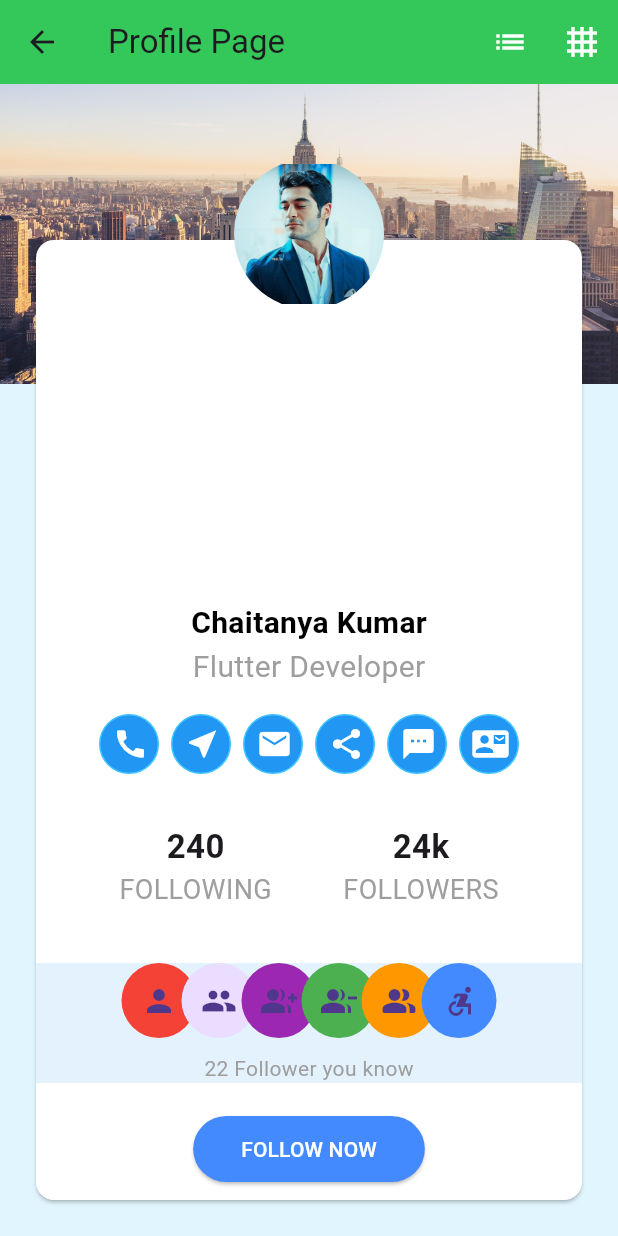
After one commit to chaitanya-kumar-dewangan/third-flutter, a Flutter app: the screen it shows after launch, after a tap on "View Profile Detail", on a phone screen of 412 x 824 dp. The commit adds this screen. Run offline on Flutter 3.47's test engine with Material 3 defaults, Android fonts, the phone set to English and light mode, and no system bars.

Commit message:
Material Navigation

```diff
--- /dev/null
+++ b/lib/HomePage.dart
@@ -0,0 +1,28 @@
+import 'package:flutter/material.dart';
+import 'package:third/Profile.dart';
+
+class HomePage extends StatelessWidget {
+  const HomePage({super.key});
+
+  @override
+  Widget build(BuildContext context) {
+    return Scaffold(
+      appBar: AppBar(
+        title: Text('Home Page'),
+      ),
+      body: Center(
+        child: Column(
+          mainAxisSize: MainAxisSize.min,
+          children: [
+            ElevatedButton(
+                onPressed: () {
+                  Navigator.push(context,
+                      MaterialPageRoute(builder: (context) => Profile()),);
+                },
+                child: Text('View Profile Detail'))
+          ],
+        ),
+      ),
+    );
+  }
+}
--- /dev/null
+++ b/lib/Profile.dart
@@ -0,0 +1,297 @@
+
+import 'package:flutter/cupertino.dart';
+import 'package:flutter/material.dart';
+import 'package:third/GridViewExample.dart';
+import 'package:third/list_view_example.dart';
+
+class Profile extends StatelessWidget {
+  const Profile({super.key});
+
+  @override
+  Widget build(BuildContext context) {
+    return Scaffold(
+      appBar: AppBar(title: Text('Profile Page'),
+        backgroundColor: CupertinoColors.activeGreen,
+        actions: [
+          // IconButton(icon: Icon(Icons.home, color: Colors.white,), onPressed: (){
+          //   Navigator.push(context,
+          //     MaterialPageRoute(builder: (context) => HomePage()),);
+          // },),
+          IconButton(
+            icon: Icon(Icons.list, color: Colors.white),
+            onPressed: () {
+              Navigator.push(context,
+                MaterialPageRoute(builder: (context) => ListViewExample()),);
+            },
+          ),
+
+          IconButton(
+            icon: Icon(Icons.grid_4x4, color: Colors.white),
+            onPressed: () {
+             Navigator.push(context, MaterialPageRoute(builder: (context)=> GridViewExample()));
+            },
+          ),
+
+        ],
+      ),
+      backgroundColor: Colors.lightBlue.shade50,
+      body: Stack(
+        children: [
+          backgroundSection(),
+          floatingcard(),
+        ],
+      ),
+    );
+  }
+
+  Stack floatingcard() {
+
+    return Stack(
+      alignment: Alignment.topCenter,
+      children: [
+        Positioned(
+          left: 20,
+          right: 20,
+          bottom: 20,
+          top: 100,
+          child: Card(
+
+            shape: RoundedRectangleBorder(
+                borderRadius: BorderRadius.circular(12.0)),
+            color: Colors.white,
+            child: Column(
+              mainAxisAlignment: MainAxisAlignment.start,
+              children: [
+                const Expanded(child: SizedBox()),
+                Text(
+                  'Chaitanya Kumar',
+                  style: TextStyle(
+                      color: Colors.black,
+                      fontSize: 20,
+                      fontWeight: FontWeight.bold),
+                ),
+                const Text(
+                  'Flutter Developer',
+                  style: TextStyle(fontSize: 20, color: Colors.grey),
+                ),
+                mediaButtonSection(),
+                socialMedia(),
+                const FollowersSection(),
+                ElevatedButton(
+                  style: ElevatedButton.styleFrom(
+                      backgroundColor: Colors.blueAccent,
+                      padding: const EdgeInsets.symmetric(
+                        horizontal: 32.0,
+                        vertical: 12.0,
+                      ),
+                      shape: RoundedRectangleBorder(
+                          borderRadius: BorderRadius.circular(24.0))),
+                  onPressed: () {},
+                  child: const Text('FOLLOW NOW', style: TextStyle(color: Colors.white),),
+                ),
+                const SizedBox(
+                  height: 10,
+                )
+              ],
+            ),
+          ),
+        ),
+        roundProfile(),
+      ],
+    );
+  }
+
+  Positioned roundProfile() {
+    return Positioned(
+      left: 0,
+      right: 0,
+      top: 50,
+      child: Center(
+        child: Container(
+          child: ClipRRect(
+            borderRadius: BorderRadius.circular(50),
+            child: Image.asset(
+              'assets/images/profile.jpg',
+              width: 100,
+              height: 100,
+            ),
+          ),
+        ),
+      ),
+    );
+  }
+
+  Padding socialMedia() {
+    return Padding(
+        padding: EdgeInsets.symmetric(horizontal: 8.0, vertical: 16.0),
+        child: Row(mainAxisAlignment: MainAxisAlignment.spaceEvenly, children: [
+          Column(
+            children: [
+              Text(
+                '240',
+                style: TextStyle(fontSize: 22, fontWeight: FontWeight.bold),
+              ),
+              Text(
+                'FOLLOWING',
+                style: TextStyle(fontSize: 18, color: Colors.grey),
+              )
+            ],
+          ),
+          Column(
+            children: [
+              Text(
+                '24k',
+                style: TextStyle(fontSize: 22, fontWeight: FontWeight.bold),
+              ),
+              Text(
+                'FOLLOWERS',
+                style: TextStyle(fontSize: 18, color: Colors.grey),
+              )
+            ],
+          )
+        ]));
+  }
+
+  Padding mediaButtonSection() {
+    return Padding(
+        padding: EdgeInsets.all(12.0),
+        child: Row(
+          mainAxisAlignment: MainAxisAlignment.center,
+          children: [
+            SocialMediaButon(
+              filled: true,
+              icon: Icons.call,
+            ),
+            SocialMediaButon(
+              filled: true,
+              icon: Icons.near_me,
+            ),
+            SocialMediaButon(
+              filled: true,
+              icon: Icons.mail,
+            ),
+            SocialMediaButon(
+              filled: true,
+              icon: Icons.share,
+            ),
+            SocialMediaButon(
+              filled: true,
+              icon: Icons.sms,
+            ),
+            SocialMediaButon(
+              filled: true,
+              icon: Icons.contact_mail,
+            ),
+          ],
+        ));
+  }
+
+  Column backgroundSection() {
+    return Column(
+      children: [
+        Image.asset('assets/images/background.jpg',
+            width: double.infinity, height: 200, fit: BoxFit.cover)
+      ],
+    );
+  }
+}
+
+//done
+class SocialMediaButon extends StatelessWidget {
+  final bool filled;
+  final IconData? icon;
+
+  const SocialMediaButon({
+    super.key,
+    this.filled = false,
+    this.icon,
+  });
+
+  @override
+  Widget build(BuildContext context) {
+    return Container(
+      alignment: Alignment.center,
+      padding: const EdgeInsets.all(8.0),
+      margin: const EdgeInsets.all(4.0),
+      width: 40,
+      decoration: BoxDecoration(
+          color: filled ? Colors.blue : null,
+          shape: BoxShape.circle,
+          border: Border.all(color: Colors.lightBlueAccent)),
+      child: Icon(
+        icon,
+        color: filled ? Colors.white : Colors.black,
+      ),
+    );
+  }
+}
+
+class FollowersSection extends StatelessWidget {
+  const FollowersSection({super.key});
+
+  @override
+  Widget build(BuildContext context) {
+    return Container(
+      alignment: Alignment.center,
+      margin: const EdgeInsets.symmetric(
+        vertical: 20.0,
+      ),
+      // width: 120,
+      color: Colors.blue.shade50,
+      child: Column(
+        mainAxisAlignment: MainAxisAlignment.center,
+        children: [
+          SizedBox(
+            height: 60,
+            width: 250,
+            child: Stack(
+              children: [
+                Positioned(
+                  left: 0,
+                  child: CircleAvatar(
+                    backgroundColor: Colors.red,
+                    radius: 25,
+                    child: Icon(Icons.person),
+                  ),
+                ),
+                Positioned(left: 40,
+                    child: CircleAvatar(
+                      radius: 25,
+                      child: Icon(Icons.group),
+                    )),
+
+                Positioned(left: 80,
+                    child: CircleAvatar(
+                      backgroundColor: Colors.purple,
+                      radius: 25,
+                      child: Icon(Icons.group_add),
+                    )),
+                Positioned(left: 120,
+                    child: CircleAvatar(
+                      backgroundColor: Colors.green,
+                      radius: 25,
+                      child: Icon(Icons.group_remove),
+                    )),
+                Positioned(left: 160,
+                    child: CircleAvatar(
+                      backgroundColor: Colors.orange,
+                      radius: 25,
+                      child: Icon(Icons.people_alt_rounded),
+                    )),
+                Positioned(left: 200,
+                    child: CircleAvatar(
+                      backgroundColor: Colors.blueAccent,
+                      radius: 25,
+                      child: Icon(Icons.accessible_forward_sharp),
+                    )),
+
+
+              ],
+            ),
+          ),
+          Text('22 Follower you know',  style: TextStyle(color: Colors.grey),)
+        ],
+      ),
+    );
+  }
+}
--- a/lib/main.dart
+++ b/lib/main.dart
@@ -1,5 +1,7 @@
 import 'package:flutter/material.dart';
 import 'package:third/GridViewExample.dart';
+import 'package:third/Profile.dart';
+import 'package:third/HomePage.dart';
 import 'package:third/list_view_example.dart';
 
 void main() {
@@ -12,7 +14,8 @@ class MyApp extends StatelessWidget {
   Widget build(BuildContext context) {
     return MaterialApp(
       debugShowCheckedModeBanner: false,
-      home: GridViewExample(),
+      home: HomePage(),
+      // GridViewExample(),
     );
   }
 }
--- a/pubspec.yaml
+++ b/pubspec.yaml
@@ -58,9 +58,8 @@ flutter:
   uses-material-design: true
 
   # To add assets to your application, add an assets section, like this:
-  # assets:
-  #   - images/a_dot_burr.jpeg
-  #   - images/a_dot_ham.jpeg
+  assets:
+    - assets/images/
 
   # An image asset can refer to one or more resolution-specific "variants", see
   # https://flutter.dev/to/resolution-aware-images
```
Also changed, not shown: lib/Previous.dart (added, +179 -0 lines), assets/images/background.jpg (added), assets/images/profile.jpg (added), assets/images/profile.png (added).
